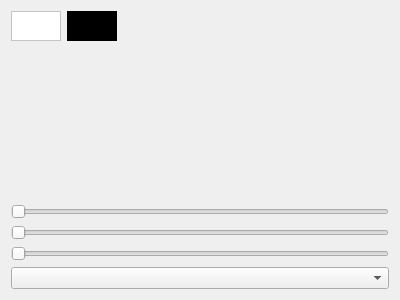
This is widgets/color_picker_widget.ui in LeoBusta/PixelBooster as Qt 5 draws it before an edit. The edited form follows.
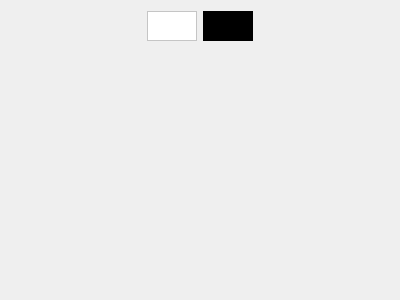
This is the edited form.

Commit message: Adding cache instead of accessing the singleton always. Adding transparency button state save. Removing color widget. Changed my mind about the design of it.

Patch:
```diff
--- a/widgets/color_picker_widget.ui
+++ b/widgets/color_picker_widget.ui
@@ -16,6 +16,19 @@
   <layout class="QVBoxLayout" name="verticalLayout">
    <item>
     <layout class="QHBoxLayout" name="horizontalLayout">
+     <item>
+      <spacer name="horizontalSpacer_2">
+       <property name="orientation">
+        <enum>Qt::Horizontal</enum>
+       </property>
+       <property name="sizeHint" stdset="0">
+        <size>
+         <width>40</width>
+         <height>20</height>
+        </size>
+       </property>
+      </spacer>
+     </item>
      <item>
       <widget class="QFrame" name="frame">
        <property name="minimumSize">
@@ -82,42 +95,15 @@
     </layout>
    </item>
    <item>
-    <spacer name="verticalSpacer">
-     <property name="orientation">
-      <enum>Qt::Vertical</enum>
+    <widget class="QWidget" name="widget" native="true">
+     <property name="sizePolicy">
+      <sizepolicy hsizetype="Preferred" vsizetype="Expanding">
+       <horstretch>0</horstretch>
+       <verstretch>0</verstretch>
+      </sizepolicy>
      </property>
-     <property name="sizeHint" stdset="0">
-      <size>
-       <width>20</width>
-       <height>40</height>
-      </size>
-     </property>
-    </spacer>
-   </item>
-   <item>
-    <widget class="QSlider" name="horizontalSlider">
-     <property name="orientation">
-      <enum>Qt::Horizontal</enum>
-     </property>
     </widget>
    </item>
-   <item>
-    <widget class="QSlider" name="horizontalSlider_2">
-     <property name="orientation">
-      <enum>Qt::Horizontal</enum>
-     </property>
-    </widget>
-   </item>
-   <item>
-    <widget class="QSlider" name="horizontalSlider_3">
-     <property name="orientation">
-      <enum>Qt::Horizontal</enum>
-     </property>
-    </widget>
-   </item>
-   <item>
-    <widget class="QComboBox" name="comboBox"/>
-   </item>
   </layout>
  </widget>
  <resources/>
```
The commit also changes 7 other files.
